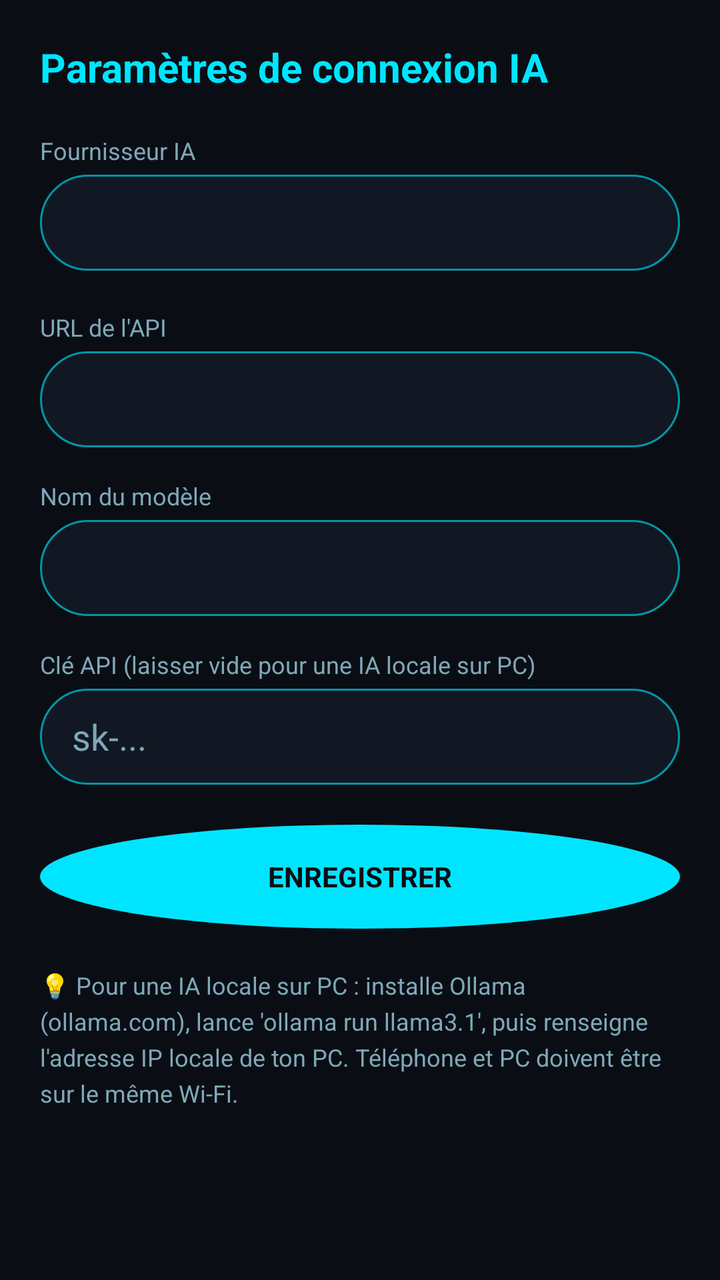
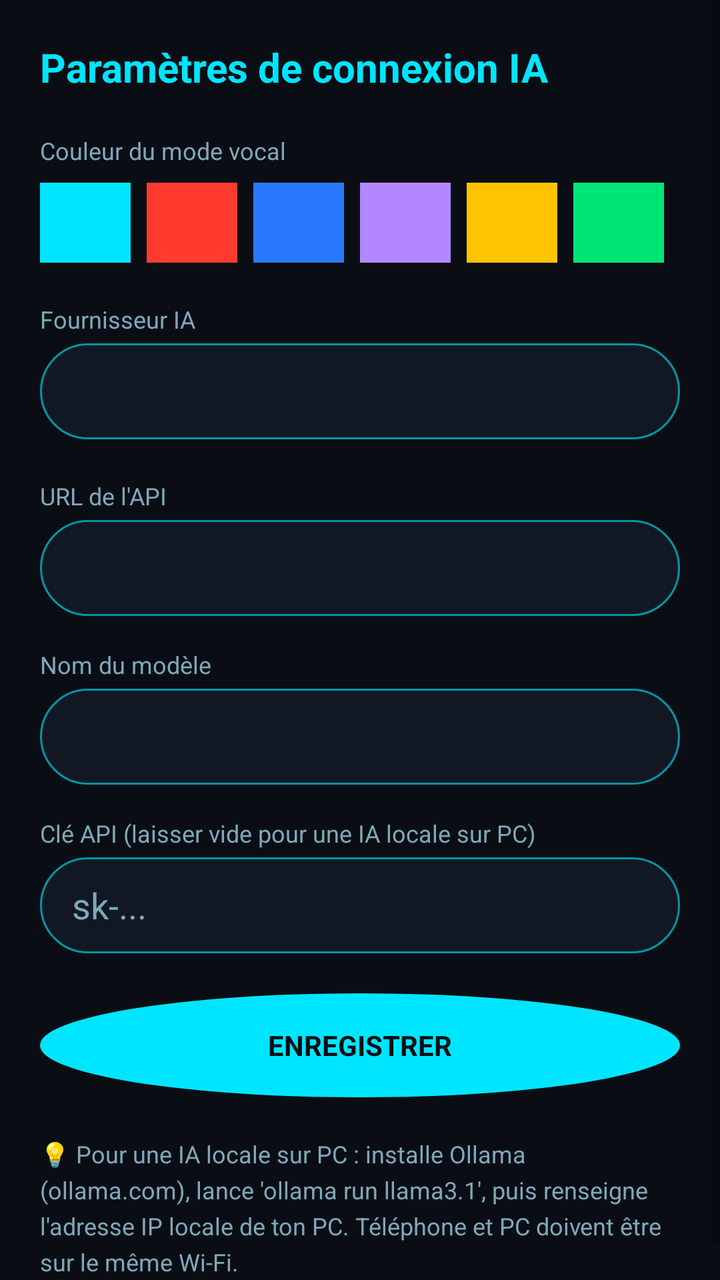

The first picture is an Android layout as it rendered before a commit; the second is the same layout after the commit. The layout source and the unified diff follow.
<!-- AndroidManifest.xml: activity theme Theme.Jarvis -->
<!-- res/layout/activity_settings.xml -->
<?xml version="1.0" encoding="utf-8"?>
<ScrollView xmlns:android="http://schemas.android.com/apk/res/android"
    android:layout_width="match_parent"
    android:layout_height="match_parent"
    android:background="@color/background_dark">

    <LinearLayout
        android:layout_width="match_parent"
        android:layout_height="wrap_content"
        android:orientation="vertical"
        android:padding="20dp">

        <TextView
            android:layout_width="wrap_content"
            android:layout_height="wrap_content"
            android:text="@string/settings_title"
            android:textColor="@color/cyan_accent"
            android:textSize="20sp"
            android:textStyle="bold"
            android:layout_marginBottom="20dp" />

        <TextView
            android:layout_width="wrap_content"
            android:layout_height="wrap_content"
            android:text="Fournisseur IA"
            android:textColor="@color/text_secondary"
            android:textSize="12sp" />

        <Spinner
            android:id="@+id/providerSpinner"
            android:layout_width="match_parent"
            android:layout_height="48dp"
            android:background="@drawable/bg_input"
            android:popupBackground="@color/surface_dark"
            android:layout_marginTop="4dp"
            android:layout_marginBottom="20dp" />

        
        <LinearLayout
            android:id="@+id/cloudSection"
            android:layout_width="match_parent"
            android:layout_height="wrap_content"
            android:orientation="vertical">

            <TextView
                android:layout_width="wrap_content"
                android:layout_height="wrap_content"
                android:text="URL de l'API"
                android:textColor="@color/text_secondary"
                android:textSize="12sp" />

            <EditText
                android:id="@+id/baseUrlInput"
                android:layout_width="match_parent"
                android:layout_height="48dp"
                android:background="@drawable/bg_input"
                android:paddingStart="16dp"
                android:paddingEnd="16dp"
                android:textColor="@color/text_primary"
                android:textColorHint="@color/text_secondary"
                android:inputType="textUri"
                android:layout_marginTop="4dp"
                android:layout_marginBottom="16dp" />

            <TextView
                android:layout_width="wrap_content"
                android:layout_height="wrap_content"
                android:text="Nom du modèle"
                android:textColor="@color/text_secondary"
                android:textSize="12sp" />

            <EditText
                android:id="@+id/modelInput"
                android:layout_width="match_parent"
                android:layout_height="48dp"
                android:background="@drawable/bg_input"
                android:paddingStart="16dp"
                android:paddingEnd="16dp"
                android:textColor="@color/text_primary"
                android:textColorHint="@color/text_secondary"
                android:layout_marginTop="4dp"
                android:layout_marginBottom="16dp" />

            <TextView
                android:layout_width="wrap_content"
                android:layout_height="wrap_content"
                android:text="Clé API (laisser vide pour une IA locale sur PC)"
                android:textColor="@color/text_secondary"
                android:textSize="12sp" />

            <EditText
                android:id="@+id/apiKeyInput"
                android:layout_width="match_parent"
                android:layout_height="48dp"
                android:background="@drawable/bg_input"
                android:paddingStart="16dp"
                android:paddingEnd="16dp"
                android:textColor="@color/text_primary"
                android:hint="sk-..."
                android:textColorHint="@color/text_secondary"
                android:inputType="textPassword"
                android:layout_marginTop="4dp"
                android:layout_marginBottom="8dp" />

        </LinearLayout>

        
        <LinearLayout
            android:id="@+id/localSection"
            android:layout_width="match_parent"
            android:layout_height="wrap_content"
            android:orientation="vertical"
            android:visibility="gone">

            <TextView
                android:layout_width="wrap_content"
                android:layout_height="wrap_content"
                android:text="Fichier modèle (.task)"
                android:textColor="@color/text_secondary"
                android:textSize="12sp" />

            <TextView
                android:id="@+id/localModelPathText"
                android:layout_width="match_parent"
                android:layout_height="wrap_content"
                android:background="@drawable/bg_input"
                android:padding="12dp"
                android:text="Aucun modèle importé"
                android:textColor="@color/text_primary"
                android:textSize="12sp"
                android:layout_marginTop="4dp"
                android:layout_marginBottom="12dp" />

            <TextView
                android:id="@+id/pickModelButton"
                android:layout_width="match_parent"
                android:layout_height="52dp"
                android:text="CHOISIR UN FICHIER .task"
                android:textColor="@color/background_dark"
                android:textStyle="bold"
                android:gravity="center"
                android:background="@drawable/bg_mic_button"
                android:layout_marginBottom="12dp" />

            <TextView
                android:layout_width="match_parent"
                android:layout_height="wrap_content"
                android:text="💡 Ce mode fonctionne entièrement hors-ligne, sans PC ni serveur. Télécharge d'abord un modèle compatible MediaPipe LLM Inference (ex: Gemma 2B/3 1B au format .task) depuis Kaggle ou Google AI Edge, puis sélectionne-le ici. Le fichier fait souvent 500 Mo à 1,5 Go : prévois de l'espace libre et un peu de patience au premier chargement."
                android:textColor="@color/text_secondary"
                android:textSize="12sp"
                android:lineSpacingExtra="4dp"
                android:layout_marginBottom="8dp" />

        </LinearLayout>

        <TextView
            android:id="@+id/saveButton"
            android:layout_width="match_parent"
            android:layout_height="52dp"
            android:text="ENREGISTRER"
            android:textColor="@color/background_dark"
            android:textStyle="bold"
            android:gravity="center"
            android:background="@drawable/bg_mic_button"
            android:layout_marginTop="12dp" />

        <TextView
            android:layout_width="match_parent"
            android:layout_height="wrap_content"
            android:layout_marginTop="20dp"
            android:text="💡 Pour une IA locale sur PC : installe Ollama (ollama.com), lance 'ollama run llama3.1', puis renseigne l'adresse IP locale de ton PC. Téléphone et PC doivent être sur le même Wi-Fi."
            android:textColor="@color/text_secondary"
            android:textSize="12sp"
            android:lineSpacingExtra="4dp" />

    </LinearLayout>

</ScrollView>
<!-- resources referenced by this layout -->
<resources>
  <color name="background_dark">#0A0E14</color>
  <color name="cyan_accent">#00E5FF</color>
  <color name="surface_dark">#111823</color>
  <color name="text_primary">#E8F6FF</color>
  <color name="text_secondary">#7FA8B8</color>
  <!-- drawable bg_input (drawable) -->
  <?xml version="1.0" encoding="utf-8"?>
  <shape xmlns:android="http://schemas.android.com/apk/res/android" android:shape="rectangle">
      <solid android:color="@color/surface_dark" />
      <stroke android:width="1dp" android:color="@color/cyan_dim" />
      <corners android:radius="24dp" />
  </shape>
  <!-- drawable bg_mic_button (drawable) -->
  <?xml version="1.0" encoding="utf-8"?>
  <shape xmlns:android="http://schemas.android.com/apk/res/android" android:shape="oval">
      <solid android:color="@color/cyan_accent" />
  </shape>
  <string name="settings_title">Paramètres de connexion IA</string>
  <style name="Theme.Jarvis" parent="Theme.MaterialComponents.DayNight.NoActionBar">
          <item name="colorPrimary">@color/cyan_accent</item>
          <item name="colorPrimaryDark">@color/background_dark</item>
          <item name="colorAccent">@color/cyan_accent</item>
          <item name="android:windowBackground">@color/background_dark</item>
          <item name="android:statusBarColor">@color/background_dark</item>
          <item name="android:navigationBarColor">@color/background_dark</item>
          <item name="android:textColorPrimary">@color/text_primary</item>
      </style>
  <color name="cyan_dim">#0097A7</color>
</resources>

<!-- the commit's change to res/layout/activity_settings.xml (unified diff, before → after) -->
@@ -19,6 +19,30 @@
             android:textStyle="bold"
             android:layout_marginBottom="20dp" />
 
+        
+        <TextView
+            android:layout_width="wrap_content"
+            android:layout_height="wrap_content"
+            android:text="Couleur du mode vocal"
+            android:textColor="@color/text_secondary"
+            android:textSize="12sp" />
+
+        <LinearLayout
+            android:layout_width="match_parent"
+            android:layout_height="wrap_content"
+            android:orientation="horizontal"
+            android:layout_marginTop="8dp"
+            android:layout_marginBottom="20dp">
+
+            <TextView android:id="@+id/colorCyan" style="@style/ColorSwatch" android:background="#00E5FF" />
+            <TextView android:id="@+id/colorRed" style="@style/ColorSwatch" android:background="#FF3B30" />
+            <TextView android:id="@+id/colorBlue" style="@style/ColorSwatch" android:background="#2979FF" />
+            <TextView android:id="@+id/colorPurple" style="@style/ColorSwatch" android:background="#B388FF" />
+            <TextView android:id="@+id/colorGold" style="@style/ColorSwatch" android:background="#FFC400" />
+            <TextView android:id="@+id/colorGreen" style="@style/ColorSwatch" android:background="#00E676" />
+
+        </LinearLayout>
+
         <TextView
             android:layout_width="wrap_content"
             android:layout_height="wrap_content"
@@ -115,9 +139,86 @@
             <TextView
                 android:layout_width="wrap_content"
                 android:layout_height="wrap_content"
-                android:text="Fichier modèle (.task)"
-                android:textColor="@color/text_secondary"
-                android:textSize="12sp" />
+                android:text="Jeton Hugging Face (gratuit)"
+                android:textColor="@color/text_secondary"
+                android:textSize="12sp" />
+
+            <EditText
+                android:id="@+id/hfTokenInput"
+                android:layout_width="match_parent"
+                android:layout_height="48dp"
+                android:background="@drawable/bg_input"
+                android:paddingStart="16dp"
+                android:paddingEnd="16dp"
+                android:textColor="@color/text_primary"
+                android:hint="hf_..."
+                android:textColorHint="@color/text_secondary"
+                android:inputType="textPassword"
+                android:layout_marginTop="4dp"
+                android:layout_marginBottom="8dp" />
+
+            <TextView
+                android:layout_width="match_parent"
+                android:layout_height="wrap_content"
+                android:text="💡 Crée un compte gratuit sur huggingface.co → Settings → Access Tokens → New token (lecture seule). Puis accepte la licence Gemma sur la page du modèle litert-community/Gemma3-1B-IT."
+                android:textColor="@color/text_secondary"
+                android:textSize="11sp"
+                android:lineSpacingExtra="3dp"
+                android:layout_marginBottom="16dp" />
+
+            <TextView
+                android:id="@+id/downloadRecommendedButton"
+                android:layout_width="match_parent"
+                android:layout_height="52dp"
+                android:text="TÉLÉCHARGER GEMMA 3 1B (≈550 Mo)"
+                android:textColor="@color/background_dark"
+                android:textStyle="bold"
+                android:gravity="center"
+                android:background="@drawable/bg_mic_button"
+                android:layout_marginBottom="12dp" />
+
+            <TextView
+                android:layout_width="wrap_content"
+                android:layout_height="wrap_content"
+                android:text="Ou coller l'URL d'un autre modèle .task (plus puissant)"
+                android:textColor="@color/text_secondary"
+                android:textSize="12sp"
+                android:layout_marginTop="8dp" />
+
+            <EditText
+                android:id="@+id/customModelUrlInput"
+                android:layout_width="match_parent"
+                android:layout_height="48dp"
+                android:background="@drawable/bg_input"
+                android:paddingStart="16dp"
+                android:paddingEnd="16dp"
+                android:textColor="@color/text_primary"
+                android:hint="https://huggingface.co/.../modele.task"
+                android:textColorHint="@color/text_secondary"
+                android:inputType="textUri"
+                android:layout_marginTop="4dp"
+                android:layout_marginBottom="8dp" />
+
+            <TextView
+                android:id="@+id/downloadCustomButton"
+                android:layout_width="match_parent"
+                android:layout_height="52dp"
+                android:text="TÉLÉCHARGER CETTE URL"
+                android:textColor="@color/cyan_accent"
+                android:textStyle="bold"
+                android:gravity="center"
+                android:background="@drawable/bg_input"
+                android:layout_marginBottom="16dp" />
+
+            <TextView
+                android:id="@+id/downloadProgressText"
+                android:layout_width="match_parent"
+                android:layout_height="wrap_content"
+                android:text=""
+                android:textColor="@color/cyan_accent"
+                android:textSize="13sp"
+                android:gravity="center"
+                android:layout_marginBottom="8dp" />
 
             <TextView
                 android:id="@+id/localModelPathText"
@@ -128,27 +229,17 @@
                 android:text="Aucun modèle importé"
                 android:textColor="@color/text_primary"
                 android:textSize="12sp"
-                android:layout_marginTop="4dp"
                 android:layout_marginBottom="12dp" />
 
             <TextView
                 android:id="@+id/pickModelButton"
                 android:layout_width="match_parent"
-                android:layout_height="52dp"
-                android:text="CHOISIR UN FICHIER .task"
-                android:textColor="@color/background_dark"
-                android:textStyle="bold"
-                android:gravity="center"
-                android:background="@drawable/bg_mic_button"
-                android:layout_marginBottom="12dp" />
-
-            <TextView
-                android:layout_width="match_parent"
-                android:layout_height="wrap_content"
-                android:text="💡 Ce mode fonctionne entièrement hors-ligne, sans PC ni serveur. Télécharge d'abord un modèle compatible MediaPipe LLM Inference (ex: Gemma 2B/3 1B au format .task) depuis Kaggle ou Google AI Edge, puis sélectionne-le ici. Le fichier fait souvent 500 Mo à 1,5 Go : prévois de l'espace libre et un peu de patience au premier chargement."
+                android:layout_height="48dp"
+                android:text="OU IMPORTER UN FICHIER .task MANUELLEMENT"
                 android:textColor="@color/text_secondary"
                 android:textSize="12sp"
-                android:lineSpacingExtra="4dp"
+                android:gravity="center"
+                android:background="@drawable/bg_input"
                 android:layout_marginBottom="8dp" />
 
         </LinearLayout>
<!-- resource entries referenced after the edit -->
@@ -18,6 +18,12 @@
       <solid android:color="@color/cyan_accent" />
   </shape>
   <string name="settings_title">Paramètres de connexion IA</string>
+  <style name="ColorSwatch">
+          <item name="android:layout_width">0dp</item>
+          <item name="android:layout_height">40dp</item>
+          <item name="android:layout_weight">1</item>
+          <item name="android:layout_marginEnd">8dp</item>
+      </style>
   <style name="Theme.Jarvis" parent="Theme.MaterialComponents.DayNight.NoActionBar">
           <item name="colorPrimary">@color/cyan_accent</item>
           <item name="colorPrimaryDark">@color/background_dark</item>
